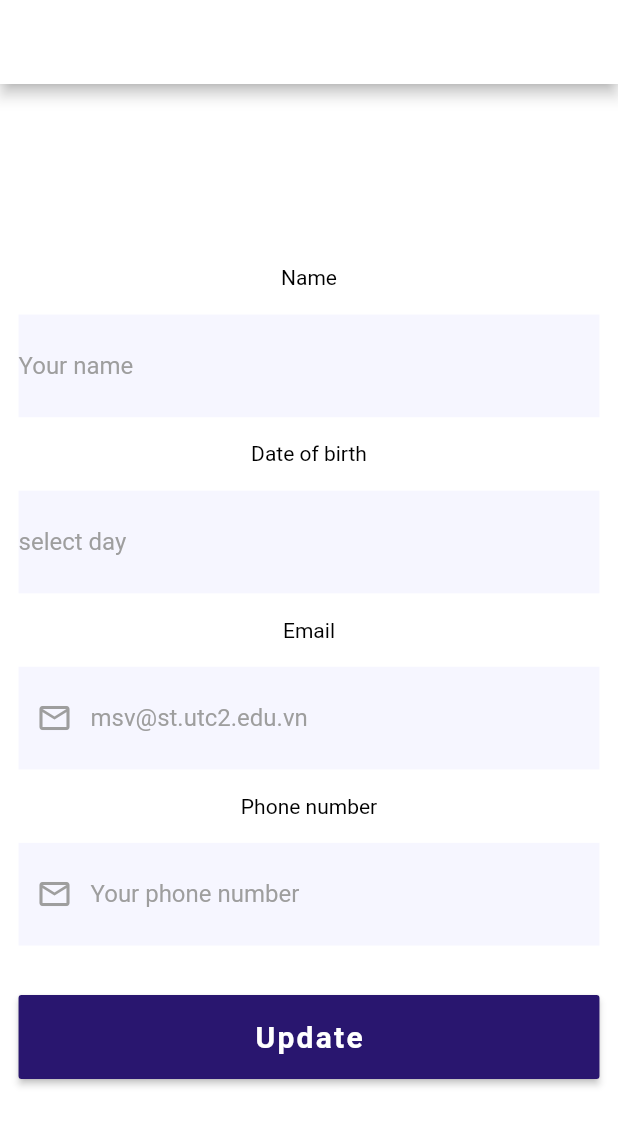
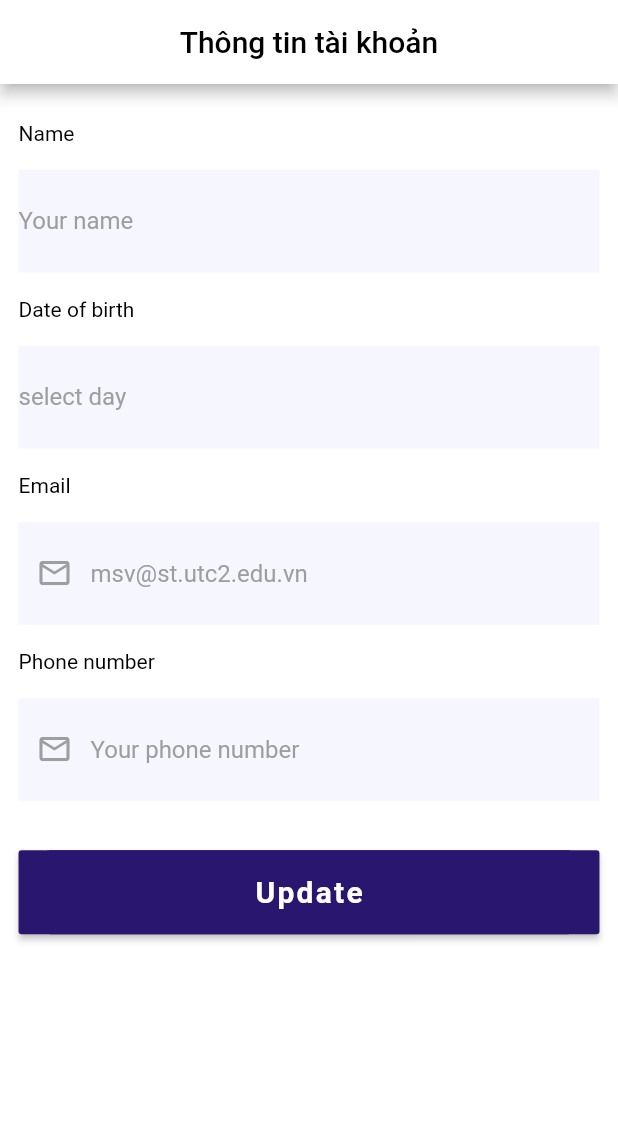
Before and after one commit to khanhtran-5851071033/TripMap, a Flutter app: the EditProFile screen opened directly, on a phone screen of 412 x 824 dp. Shown: the top 1126 px of the screen. Run offline on Flutter 3.47's test engine with Material 2 defaults, Android fonts, the phone set to English and light mode, and no system bars; our stand-ins replace avatar_glow, bubble_tab_indicator, cached_network_image, flutter_spinkit, photo_view, rxdart; missing offline and left inert: flutter_cube, motion_sensors, tabbar, web_scraper.

Commit message:
conmitEdit

```diff
--- a/example/lib/view/screens/editProFile.dart
+++ b/example/lib/view/screens/editProFile.dart
@@ -28,14 +28,20 @@ class _EditProFileState extends State<EditProFile> {
       backgroundColor: Colors.white,
       appBar: AppBar(
         centerTitle: true,
-        title: Text('Thông tin tài khoản'),
+        title: Text(
+          'Thông tin tài khoản',
+          style: TextStyle(color: Colors.black),
+        ),
         backgroundColor: Colors.white,
       ),
-      body: Container(
+      body: SingleChildScrollView(
+        physics: BouncingScrollPhysics(),
+        child: Container(
           padding: EdgeInsets.symmetric(
               horizontal: width * 0.03, vertical: height * 0.01),
           child: Column(
             mainAxisAlignment: MainAxisAlignment.center,
+            crossAxisAlignment: CrossAxisAlignment.start,
             children: [
               SizedBox(
                 height: height * 0.02,
@@ -64,7 +70,8 @@ class _EditProFileState extends State<EditProFile> {
                 style: TextStyle(color: Colors.black),
                 decoration: InputDecoration(
                     enabledBorder: InputBorder.none,
-                  contentPadding: EdgeInsets.symmetric(vertical: height * 0.03),
+                    contentPadding:
+                        EdgeInsets.symmetric(vertical: height * 0.03),
                     // suffixIcon: isEmail
                     //     ? Icon(
                     //         Icons.check_circle,
@@ -119,7 +126,8 @@ class _EditProFileState extends State<EditProFile> {
                 style: TextStyle(color: Colors.black),
                 decoration: InputDecoration(
                     enabledBorder: InputBorder.none,
-                  contentPadding: EdgeInsets.symmetric(vertical: height * 0.03),
+                    contentPadding:
+                        EdgeInsets.symmetric(vertical: height * 0.03),
                     // suffixIcon: isEmail
                     //     ? Icon(
                     //         Icons.check_circle,
@@ -183,7 +191,8 @@ class _EditProFileState extends State<EditProFile> {
                 style: TextStyle(color: Colors.black),
                 decoration: InputDecoration(
                     enabledBorder: InputBorder.none,
-                  contentPadding: EdgeInsets.symmetric(vertical: height * 0.03),
+                    contentPadding:
+                        EdgeInsets.symmetric(vertical: height * 0.03),
                     suffixIcon: isEmail
                         ? Icon(
                             Icons.check_circle,
@@ -245,7 +254,8 @@ class _EditProFileState extends State<EditProFile> {
                 style: TextStyle(color: Colors.black),
                 decoration: InputDecoration(
                     enabledBorder: InputBorder.none,
-                  contentPadding: EdgeInsets.symmetric(vertical: height * 0.03),
+                    contentPadding:
+                        EdgeInsets.symmetric(vertical: height * 0.03),
                     suffixIcon: isEmail
                         ? Icon(
                             Icons.check_circle,
@@ -302,6 +312,7 @@ class _EditProFileState extends State<EditProFile> {
             ],
           ),
         ),
+      ),
     );
   }
 }
```
Also changed, not shown: example/assets/path.png (deleted). Lines whose indentation alone changed are shown as unchanged.
